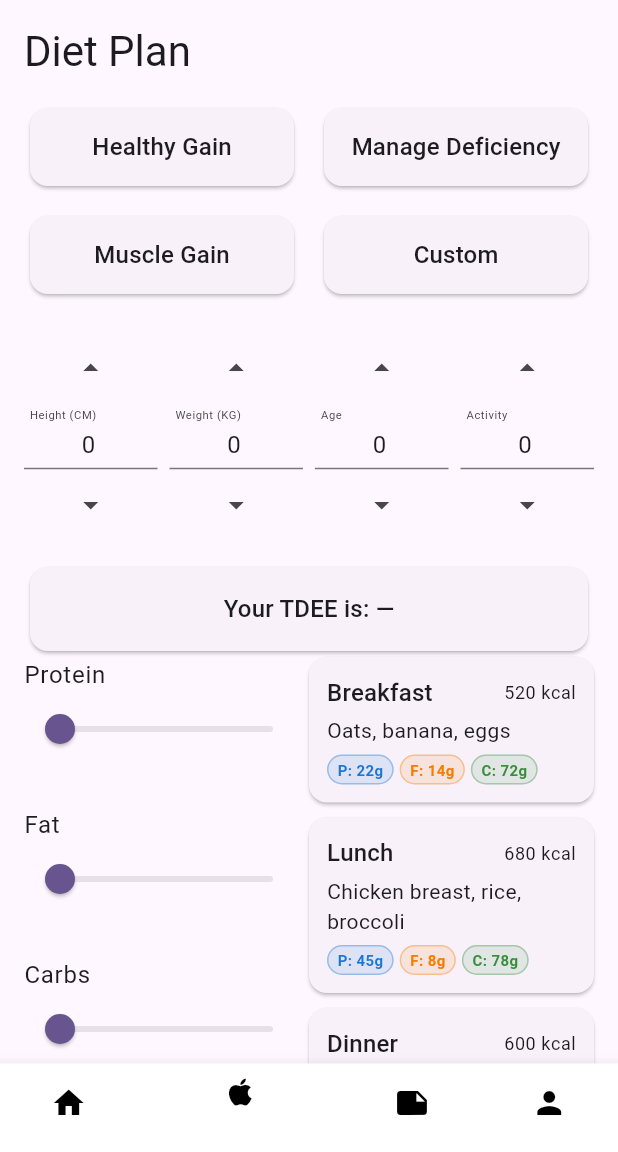
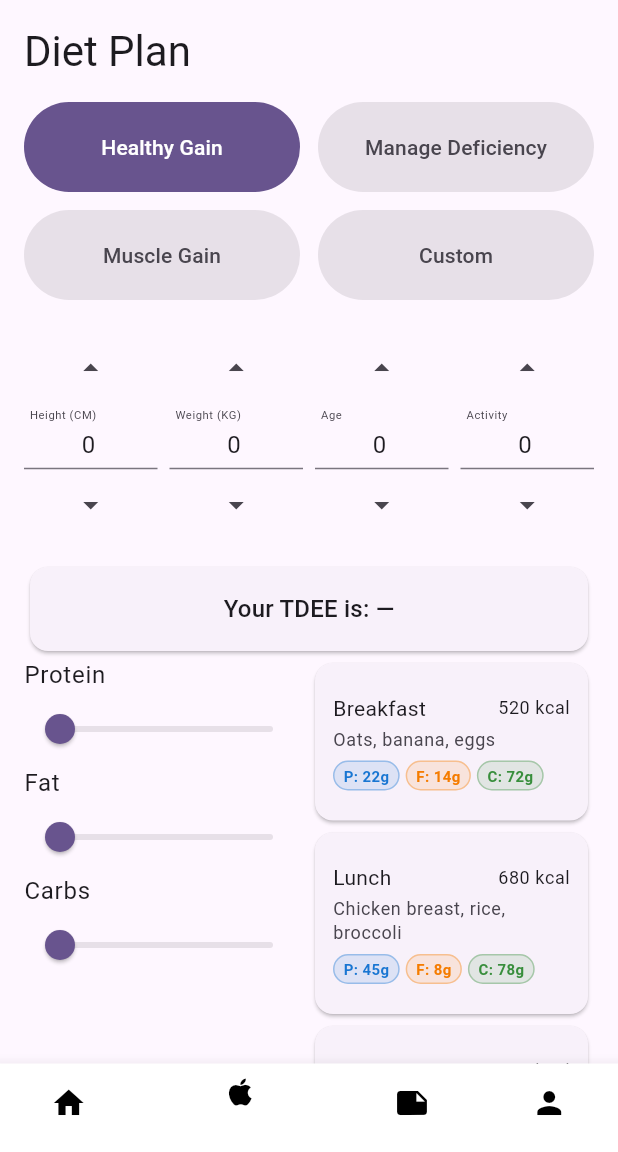
Before and after one commit to MatejPechoucek/scenario2project, a Flutter app: the screen it shows after launch, item 2 of the bottom bar chosen, on a phone screen of 412 x 824 dp, the part 84-1236 px from its top. Run offline on Flutter 3.47's test engine with Material 3 defaults, Android fonts, the phone set to English and light mode, and no system bars; our stand-ins replace sqflite, sqflite_common_ffi; accounts and stored records are empty.

Commit message:
fix: restore stateful MealGrid with FilledButton.tonal selection + layout fixes
- _MealGrid converted back to StatefulWidget with _selected index tracking
- Goal preset buttons use FilledButton.tonal: highlighted when selected,
  muted when not (surfaceContainerHighest background)
- _TargetSliders uses Column with for-loop (not GridView) matching original
- _MealPlan uses Column (not ListView.builder) matching original layout
- _TargetMealPlan uses IntrinsicHeight + CrossAxisAlignment.stretch
- _values2 / _calories2 retained as placeholder for second calculator
- _MealCard padding matches original (vertical: 20, horizontal: 12)

```diff
--- a/lib/pages/dietpage/diet_page.dart
+++ b/lib/pages/dietpage/diet_page.dart
@@ -27,17 +27,26 @@ class _DietPageState extends State<DietPage> {
   static const _calculatorFields = [
     (label: 'Height (CM)', max: 300),
     (label: 'Weight (KG)', max: 500),
-    (label: 'Age', max: 120),
-    (label: 'Activity', max: 5),
+    (label: 'Age',         max: 120),
+    (label: 'Activity',    max: 5),
   ];
 
   final List<int> _values = [0, 0, 0, 0];
+  final List<int> _values2 = [0, 0, 0, 0];
 
   int get _calories => CalorieCalculator.calculate(
-        heightCm: _values[0],
-        weightKg: _values[1],
-        age: _values[2],
+        heightCm:      _values[0],
+        weightKg:      _values[1],
+        age:           _values[2],
         activityLevel: _values[3],
+      );
+
+  // ignore: unused_element
+  int get _calories2 => CalorieCalculator.calculate(
+        heightCm:      _values2[0],
+        weightKg:      _values2[1],
+        age:           _values2[2],
+        activityLevel: _values2[3],
       );
 
   @override
@@ -48,8 +57,7 @@ class _DietPageState extends State<DietPage> {
         child: Column(
           crossAxisAlignment: CrossAxisAlignment.start,
           children: [
-            Text('Diet Plan',
-                style: Theme.of(context).textTheme.headlineMedium),
+            Text('Diet Plan', style: Theme.of(context).textTheme.headlineMedium),
             const SizedBox(height: 16),
             _MealGrid(meals: _meals),
             const SizedBox(height: 16),
@@ -67,11 +75,18 @@ class _DietPageState extends State<DietPage> {
   }
 }
 
-// ── Goal preset grid (unchanged) ──────────────────────────────────────────────
+// ── Goal preset grid — stateful, highlights the selected plan ─────────────────
 
-class _MealGrid extends StatelessWidget {
+class _MealGrid extends StatefulWidget {
   final List<String> meals;
   const _MealGrid({required this.meals});
+
+  @override
+  State<_MealGrid> createState() => _MealGridState();
+}
+
+class _MealGridState extends State<_MealGrid> {
+  int _selected = 0;
 
   @override
   Widget build(BuildContext context) {
@@ -84,18 +99,28 @@ class _MealGrid extends StatelessWidget {
         mainAxisSpacing: 12,
         mainAxisExtent: 60,
       ),
-      itemCount: meals.length,
-      itemBuilder: (context, index) => Card(
-        child: Center(
-          child:
-              Text(meals[index], style: Theme.of(context).textTheme.titleMedium),
+      itemCount: widget.meals.length,
+      itemBuilder: (context, index) {
+        final isSelected = _selected == index;
+        return FilledButton.tonal(
+          onPressed: () => setState(() => _selected = index),
+          style: isSelected
+              ? FilledButton.styleFrom(
+                  backgroundColor: Theme.of(context).colorScheme.primary,
+                  foregroundColor: Theme.of(context).colorScheme.onPrimary,
+                )
+              : FilledButton.styleFrom(
+                  backgroundColor: Theme.of(context).colorScheme.surfaceContainerHighest,
+                  foregroundColor: Theme.of(context).colorScheme.onSurfaceVariant,
                 ),
-      ),
+          child: Text(widget.meals[index]),
+        );
+      },
     );
   }
 }
 
-// ── TDEE calculator spinner grid (unchanged) ──────────────────────────────────
+// ── TDEE calculator spinner grid ──────────────────────────────────────────────
 
 class _CalculatorGrid extends StatelessWidget {
   final List<({String label, int max})> fields;
@@ -123,7 +148,7 @@ class _CalculatorGrid extends StatelessWidget {
   }
 }
 
-// ── TDEE display card (unchanged) ─────────────────────────────────────────────
+// ── TDEE display card ─────────────────────────────────────────────────────────
 
 class _CalorieCard extends StatelessWidget {
   final int calories;
@@ -145,7 +170,7 @@ class _CalorieCard extends StatelessWidget {
   }
 }
 
-// ── Macro target sliders (unchanged) ─────────────────────────────────────────
+// ── Macro target sliders ──────────────────────────────────────────────────────
 
 class _TargetSliders extends StatefulWidget {
   const _TargetSliders();
@@ -160,17 +185,11 @@ class _TargetSlidersState extends State<_TargetSliders> {
 
   @override
   Widget build(BuildContext context) {
-    return GridView.builder(
-      shrinkWrap: true,
-      physics: const NeverScrollableScrollPhysics(),
-      gridDelegate: const SliverGridDelegateWithFixedCrossAxisCount(
-        crossAxisCount: 1,
-        crossAxisSpacing: 8,
-        mainAxisSpacing: 0,
-        mainAxisExtent: 100,
-      ),
-      itemCount: 3,
-      itemBuilder: (context, index) => Column(
+    return Column(
+      crossAxisAlignment: CrossAxisAlignment.start,
+      children: [
+        for (int index = 0; index < _macroNames.length; index++)
+          Column(
             crossAxisAlignment: CrossAxisAlignment.start,
             children: [
               Text(_macroNames[index],
@@ -183,11 +202,12 @@ class _TargetSlidersState extends State<_TargetSliders> {
               ),
             ],
           ),
+      ],
     );
   }
 }
 
-// ── Meal plan section — now loads food bank + shows macro chips + SmartSwap ───
+// ── Meal plan — loads from DB, shows macro chips + Smart Swap ─────────────────
 
 class _MealPlan extends StatefulWidget {
   const _MealPlan();
@@ -197,7 +217,6 @@ class _MealPlan extends StatefulWidget {
 }
 
 class _MealPlanState extends State<_MealPlan> {
-  /// Loads both the user's meals and the full food bank concurrently.
   late final Future<(List<Meal>, List<FoodItem>)> _data = _loadData();
 
   static Future<(List<Meal>, List<FoodItem>)> _loadData() async {
@@ -222,29 +241,21 @@ class _MealPlanState extends State<_MealPlan> {
 
         final (meals, foodBank) = snapshot.data!;
 
-        return ListView.builder(
-          shrinkWrap: true,
-          physics: const NeverScrollableScrollPhysics(),
-          itemCount: meals.length,
-          itemBuilder: (context, index) {
-            final meal = meals[index];
-            // Build a synthetic FoodItem from the meal so the algorithm
-            // can work on it. All values are per-meal totals (not per 100g).
-            final mealAsFood = _mealToFoodItem(meal);
-            return _MealCard(
+        return Column(
+          children: [
+            for (final meal in meals)
+              _MealCard(
                 meal: meal,
-              mealAsFood: mealAsFood,
+                mealAsFood: _mealToFoodItem(meal),
                 foodBank: foodBank,
                 mealSlot: meal.mealSlot,
-            );
-          },
+              ),
+          ],
         );
       },
     );
   }
 
-  /// Converts a [Meal] into a [FoodItem] so the proximity algorithm can run.
-  /// Values are meal totals — the algorithm's normalisation handles the scale.
   static FoodItem _mealToFoodItem(Meal meal) => FoodItem(
         id: 'meal_${meal.id ?? meal.name}',
         name: meal.name,
@@ -260,7 +271,8 @@ class _MealPlanState extends State<_MealPlan> {
       );
 }
 
-/// A single meal card with macro chips and an optional Smart Swap panel.
+// ── Single meal card ──────────────────────────────────────────────────────────
+
 class _MealCard extends StatelessWidget {
   final Meal meal;
   final FoodItem mealAsFood;
@@ -276,8 +288,6 @@ class _MealCard extends StatelessWidget {
 
   @override
   Widget build(BuildContext context) {
-    // Run algorithm to decide whether to show the swap panel header.
-    // The panel itself is lazy — it only shows suggestions when expanded.
     final hasSuggestions = mealAsFood.isUnhealthy &&
         NutritionalProximityAlgorithm.findAlternatives(
           mealAsFood,
@@ -287,45 +297,32 @@ class _MealCard extends StatelessWidget {
         ).isNotEmpty;
 
     return Card(
-      margin: const EdgeInsets.only(bottom: 10),
       child: Padding(
-        padding: const EdgeInsets.all(12.0),
+        padding: const EdgeInsets.symmetric(vertical: 20, horizontal: 12),
         child: Column(
           crossAxisAlignment: CrossAxisAlignment.start,
           children: [
-            // ── Meal name + calorie row ──────────────────────────────────
             Row(
               mainAxisAlignment: MainAxisAlignment.spaceBetween,
               children: [
-                Expanded(
-                  child: Text(
-                    meal.name,
-                    style: Theme.of(context).textTheme.titleMedium,
-                  ),
-                ),
-                Text(
-                  '${meal.calories} kcal',
-                  style: Theme.of(context).textTheme.bodySmall,
-                ),
+                Text(meal.name,
+                    style: Theme.of(context).textTheme.bodyMedium),
+                Text('${meal.calories} kcal',
+                    style: Theme.of(context).textTheme.bodySmall),
               ],
             ),
             const SizedBox(height: 3),
-
-            // ── Description ───────────────────────────────────────────────
-            Text(
-              meal.description,
-              style: Theme.of(context).textTheme.bodyMedium,
-            ),
+            Text(meal.description,
+                style: Theme.of(context)
+                    .textTheme
+                    .bodySmall
+                    ?.copyWith(color: Theme.of(context).colorScheme.onSurfaceVariant)),
             const SizedBox(height: 6),
-
-            // ── Macro chips (NEW) ─────────────────────────────────────────
             MacroChipRow(
               proteinG: meal.proteinG,
               fatG: meal.fatG,
               carbsG: meal.carbsG,
             ),
-
-            // ── Smart Swap panel (only shown when flagged + has suggestions) ─
             if (hasSuggestions)
               SmartSwapPanel(
                 food: mealAsFood,
@@ -339,19 +336,21 @@ class _MealCard extends StatelessWidget {
   }
 }
 
-// ── Row container: sliders left, meal plan right (unchanged layout) ───────────
+// ── Side-by-side: sliders left, meal plan right ───────────────────────────────
 
 class _TargetMealPlan extends StatelessWidget {
   const _TargetMealPlan();
 
   @override
   Widget build(BuildContext context) {
-    return Row(
-      crossAxisAlignment: CrossAxisAlignment.start,
+    return IntrinsicHeight(
+      child: Row(
+        crossAxisAlignment: CrossAxisAlignment.stretch,
         children: const [
           Expanded(child: _TargetSliders()),
           Expanded(child: _MealPlan()),
         ],
+      ),
     );
   }
 }
```
Lines whose indentation alone changed are shown as unchanged.
